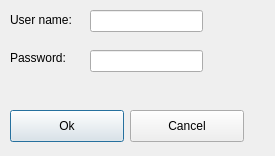
Old version of the form admindialog.ui in the repository JeffreySmith/Word-scramble.
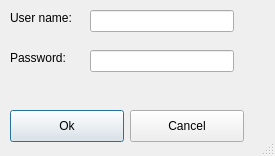
New version of the form.

The edit to the form file:
```diff
--- a/admindialog.ui
+++ b/admindialog.ui
@@ -13,12 +13,18 @@
   <property name="windowTitle">
    <string>Dialog</string>
   </property>
+  <property name="sizeGripEnabled">
+   <bool>true</bool>
+  </property>
+  <property name="modal">
+   <bool>true</bool>
+  </property>
   <widget class="QLineEdit" name="passwordEntry">
    <property name="geometry">
     <rect>
      <x>90</x>
      <y>50</y>
-     <width>113</width>
+     <width>144</width>
      <height>22</height>
     </rect>
    </property>
@@ -34,7 +40,7 @@
     <rect>
      <x>90</x>
      <y>10</y>
-     <width>113</width>
+     <width>144</width>
      <height>22</height>
     </rect>
    </property>
@@ -44,8 +50,8 @@
     <rect>
      <x>10</x>
      <y>10</y>
-     <width>81</width>
-     <height>20</height>
+     <width>71</width>
+     <height>16</height>
     </rect>
    </property>
    <property name="text">
@@ -57,7 +63,7 @@
     <rect>
      <x>10</x>
      <y>50</y>
-     <width>62</width>
+     <width>64</width>
      <height>16</height>
     </rect>
    </property>
```
Left out of the diff: 16 changed lines with no effect on the pictures.
